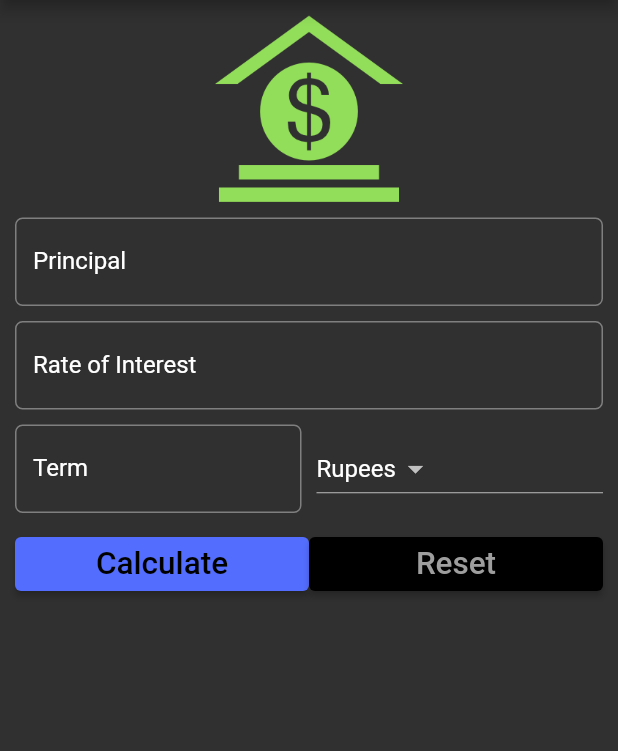
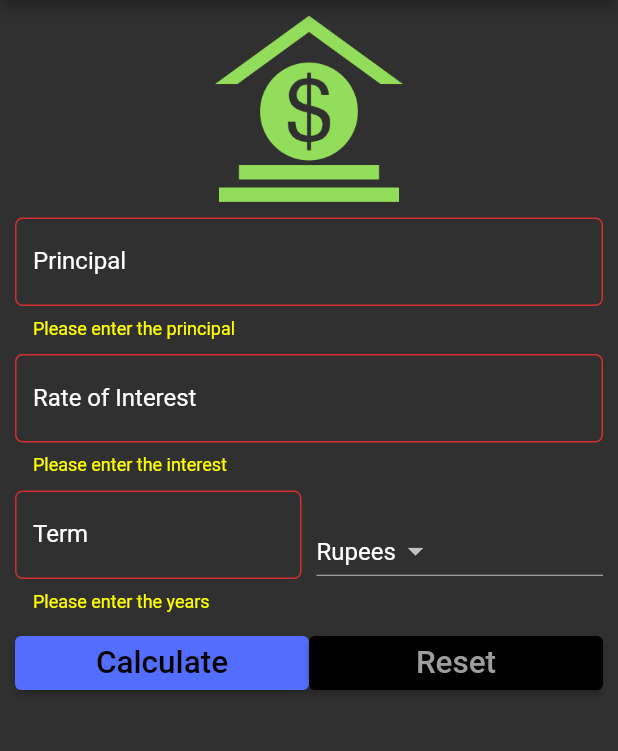
Before and after one commit to fobabs/simple-interest-calculator, a Flutter app: the screen it shows after launch, after a tap on "Calculate", on a phone screen of 412 x 824 dp, the part 84-835 px from its top. Run offline on Flutter 3.47's test engine with Material 2 defaults, Android fonts, the phone set to English and light mode, and no system bars.

Commit message:
Add validation to the form field

```diff
--- a/lib/main.dart
+++ b/lib/main.dart
@@ -30,6 +30,7 @@ class SIForm extends StatefulWidget {
 }
 
 class _SIFormState extends State<SIForm> {
+  final _formKey = GlobalKey<FormState>();
   final double _whiteSpaces = 5.0;
   final List<String> _currencies = ['Rupees', 'Pounds', 'Dollars', 'Euro'];
   String _selectedItem = '';
@@ -53,7 +54,9 @@ class _SIFormState extends State<SIForm> {
       appBar: AppBar(
         title: const Text('Simple Interest Calculator'),
       ),
-      body: Container(
+      body: Form(
+        key: _formKey,
+        child: Padding(
           padding: EdgeInsets.all(_whiteSpaces * 2),
           child: ListView(
             children: <Widget>[
@@ -63,15 +66,17 @@ class _SIFormState extends State<SIForm> {
                 image: AssetImage('images/money.png'),
               ),
               SizedBox(height: _whiteSpaces * 2),
-            _textField(
-                'Principal', 'Enter Principal e.g. 12000', principalController),
+              _textField('Principal', 'Enter Principal e.g. 12000',
+                  principalController, 'Please enter the principal'),
               SizedBox(height: _whiteSpaces * 2),
-            _textField('Rate of Interest', 'In percent', roiController),
+              _textField('Rate of Interest', 'In percent', roiController,
+                  'Please enter the interest'),
               SizedBox(height: _whiteSpaces * 2),
               Row(
                 children: <Widget>[
                   Expanded(
-                  child: _textField('Term', 'Time in years', termController),
+                    child: _textField('Term', 'Time in years', termController,
+                        'Please enter the years'),
                   ),
                   SizedBox(width: _whiteSpaces * 2),
                   Expanded(
@@ -103,7 +108,9 @@ class _SIFormState extends State<SIForm> {
                       ),
                       onPressed: () {
                         setState(() {
+                          if (_formKey.currentState!.validate()) {
                             displayResult = calculateReturns();
+                          }
                         });
                       },
                       child: const Text(
@@ -136,20 +143,29 @@ class _SIFormState extends State<SIForm> {
             ],
           ),
         ),
+      ),
     );
   }
 
   Widget _textField(String label, String hint,
-      [TextEditingController? control]) {
+      [TextEditingController? control, String? validateIt]) {
     TextStyle? textStyle = Theme.of(context).textTheme.titleMedium;
-    return TextField(
+    return TextFormField(
       keyboardType: TextInputType.number,
       style: textStyle,
       controller: control,
+      validator: (String? value) {
+        if (value!.isEmpty) {
+          return validateIt;
+        }
+      },
       decoration: InputDecoration(
         labelText: label,
         hintText: hint,
         labelStyle: textStyle,
+        errorStyle: const TextStyle(
+          color: Colors.yellowAccent,
+        ),
         border: OutlineInputBorder(
           borderRadius: BorderRadius.circular(_whiteSpaces),
         ),
```
Lines whose indentation alone changed are shown as unchanged.
